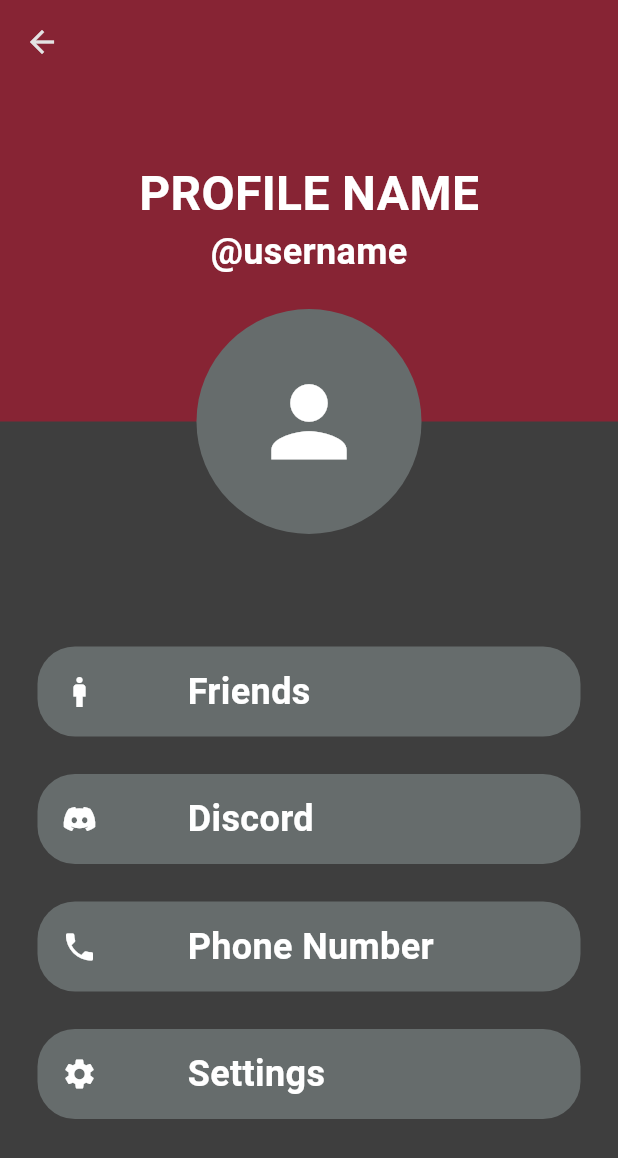
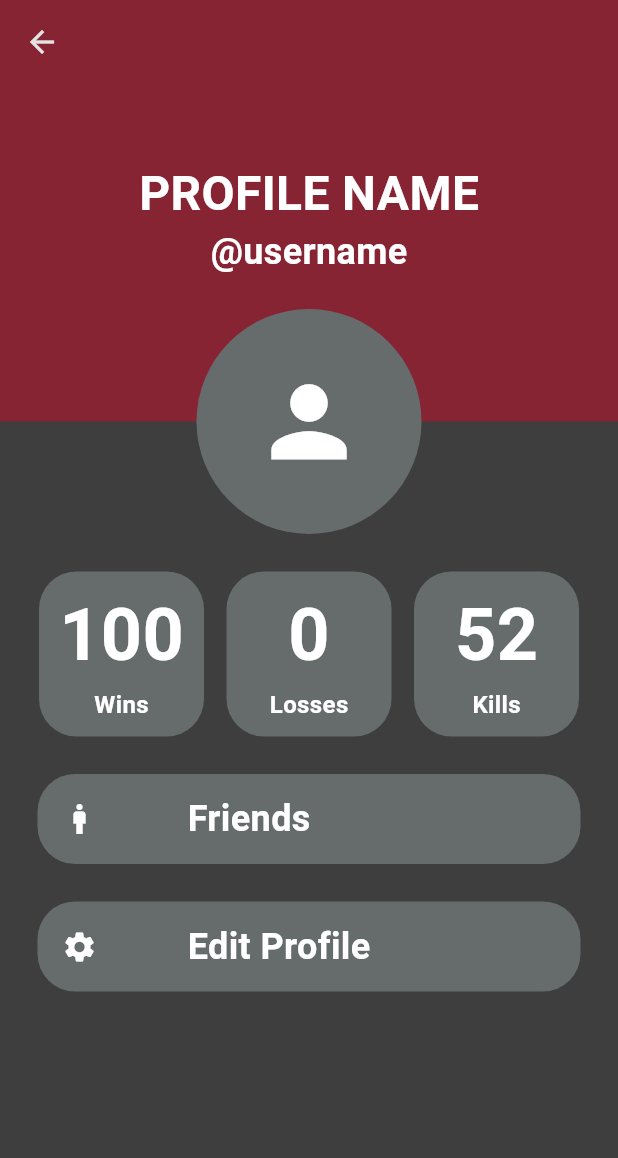
Before and after one commit to Infini-Play/Elusiv, a Flutter app: the ProfilePage screen opened by its route, on a phone screen of 412 x 824 dp. Shown: the top 1158 px of the screen. Run offline on Flutter 3.47's test engine with Material 3 defaults, Android fonts, the light colour scheme and no system bars; our stand-ins replace go_router, pocketbase, shared_preferences; accounts and stored records are empty.

Commit message:
Profile Stats
UI Design of stats in profile page

```diff
--- a/elusiv/lib/features/profile/presentation/pages/profile_page.dart
+++ b/elusiv/lib/features/profile/presentation/pages/profile_page.dart
@@ -80,11 +80,145 @@ class ProfilePage extends StatelessWidget {
               ],
             ),
 
-            const SizedBox(height: 125),
+            const SizedBox(height: 75),
+
+            // Stats: Kills, Losses, Wins
+            Padding(
+              padding: const EdgeInsets.all(25.0),
+              child: Row(
+                mainAxisAlignment: MainAxisAlignment.center,
+                children: [
+
+                  // Wins
+                  Container(
+                    height: 110,
+                    width: 110,
+                    decoration: BoxDecoration(
+                        color: lightGray,
+                        borderRadius: BorderRadius.circular(25)
+                    ),
+                    child: const Column(
+                      crossAxisAlignment: CrossAxisAlignment.center,
+                      children: [
+
+                        // Number of wins to be made dynamic later
+                        Padding(
+                          padding: EdgeInsets.only(top: 8.0, bottom: 0.0), // Reduced bottom padding
+                          child: Text(
+                            '100',
+                            style: TextStyle(
+                              fontSize: 48,
+                              fontWeight: FontWeight.bold,
+                              color: Colors.white,
+                            ),
+                          ),
+                        ),
+
+                        Padding(
+                          padding: EdgeInsets.only(top: 0.0, ), // Added top padding
+                          child: Text(
+                            'Wins',
+                            style: TextStyle(
+                              fontSize: 16,
+                              fontWeight: FontWeight.bold,
+                              color: Colors.white,
+                            ),
+                          ),
+                        ),
+                      ],
+                    ),
+                  ),
+
+                  const SizedBox(width: 15),
+
+                  // Losses
+                  Container(
+                    height: 110,
+                    width: 110,
+                    decoration: BoxDecoration(
+                        color: lightGray,
+                        borderRadius: BorderRadius.circular(25)
+                    ),
+                    child: const Column(
+                      crossAxisAlignment: CrossAxisAlignment.center,
+                      children: [
+
+                        // Number of Losses to be made dynamic later
+                        Padding(
+                          padding: EdgeInsets.only(top: 8.0, bottom: 0.0), // Reduced bottom padding
+                          child: Text(
+                            '0',
+                            style: TextStyle(
+                              fontSize: 48,
+                              fontWeight: FontWeight.bold,
+                              color: Colors.white,
+                            ),
+                          ),
+                        ),
+
+                        Padding(
+                          padding: EdgeInsets.only(top: 0.0, ), // Added top padding
+                          child: Text(
+                            'Losses',
+                            style: TextStyle(
+                              fontSize: 16,
+                              fontWeight: FontWeight.bold,
+                              color: Colors.white,
+                            ),
+                          ),
+                        ),
+                      ],
+                    ),
+                  ),
+
+                  // Kills
+                  const SizedBox(width: 15),
+                  Container(
+                    height: 110,
+                    width: 110,
+                    decoration: BoxDecoration(
+                        color: lightGray,
+                        borderRadius: BorderRadius.circular(25)
+                      ),
+                      child: const Column(
+                      crossAxisAlignment: CrossAxisAlignment.center,
+                      children: [
+
+                        // Number of Kills to be made dynamic later
+                        Padding(
+                          padding: EdgeInsets.only(top: 8.0, bottom: 0.0), // Reduced bottom padding
+                          child: Text(
+                            '52',
+                            style: TextStyle(
+                              fontSize: 48,
+                              fontWeight: FontWeight.bold,
+                              color: Colors.white,
+                            ),
+                          ),
+                        ),
+
+                        Padding(
+                          padding: EdgeInsets.only(top: 0.0, ), // Added top padding
+                          child: Text(
+                            'Kills',
+                            style: TextStyle(
+                              fontSize: 16,
+                              fontWeight: FontWeight.bold,
+                              color: Colors.white,
+                            ),
+                          ),
+                        ),
+                      ],
+                    ),
+                  ),
+                ],
+              ),
+            ),
 
             // Profile information
             Padding(
-              padding: const EdgeInsets.all(25.0),
+              padding:
+                  const EdgeInsets.only(left: 25.0, right: 25.0, bottom: 25.0),
               child: Column(
                 mainAxisAlignment: MainAxisAlignment.center,
                 children: [
@@ -120,71 +254,7 @@ class ProfilePage extends StatelessWidget {
                     ),
                   ),
 
-                  // Discord
-                  Padding(
-                    padding: const EdgeInsets.only(bottom: 25.0),
-                    child: Container(
-                      height: 60,
-                      decoration: BoxDecoration(
-                        color: lightGray,
-                        borderRadius: BorderRadius.circular(25),
-                      ),
-                      child: const Row(
-                        children: [
-                          Padding(
-                            padding: EdgeInsets.only(left: 16.0),
-                            child: Icon(
-                              Icons.discord,
-                              color: Colors.white,
-                            ),
-                          ),
-                          SizedBox(width: 60),
-                          Text(
-                            'Discord',
-                            style: TextStyle(
-                              fontSize: 24,
-                              fontWeight: FontWeight.bold,
-                              color: Colors.white,
-                            ),
-                          ),
-                        ],
-                      ),
-                    ),
-                  ),
-
-                  // Phone Number
-                  Padding(
-                    padding: const EdgeInsets.only(bottom: 25.0),
-                    child: Container(
-                      height: 60,
-                      decoration: BoxDecoration(
-                        color: lightGray,
-                        borderRadius: BorderRadius.circular(25),
-                      ),
-                      child: const Row(
-                        children: [
-                          Padding(
-                            padding: EdgeInsets.only(left: 16.0),
-                            child: Icon(
-                              Icons.phone,
-                              color: Colors.white,
-                            ),
-                          ),
-                          SizedBox(width: 60),
-                          Text(
-                            'Phone Number',
-                            style: TextStyle(
-                              fontSize: 24,
-                              fontWeight: FontWeight.bold,
-                              color: Colors.white,
-                            ),
-                          ),
-                        ],
-                      ),
-                    ),
-                  ),
-
-                  // Settings
+                  // Edit profile
                   Padding(
                     padding: const EdgeInsets.only(bottom: 25.0),
                     child: Container(
@@ -204,7 +274,7 @@ class ProfilePage extends StatelessWidget {
                           ),
                           SizedBox(width: 60),
                           Text(
-                            'Settings',
+                            'Edit Profile',
                             style: TextStyle(
                               fontSize: 24,
                               fontWeight: FontWeight.bold,
--- /dev/null
+++ b/elusiv/lib/features/profile/presentation/pages/profile_settings_page.dart
@@ -0,0 +1,10 @@
+import 'package:flutter/material.dart';
+
+class ProfileSettingsPage extends StatelessWidget {
+  const ProfileSettingsPage({super.key});
+
+  @override
+  Widget build(BuildContext context) {
+    return Scaffold();
+  }
+}
```
